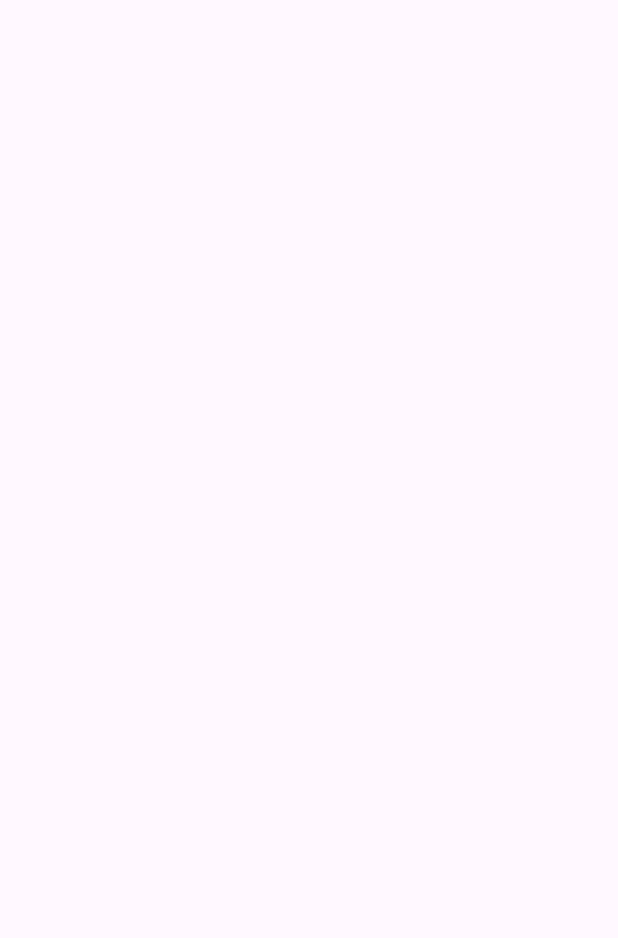
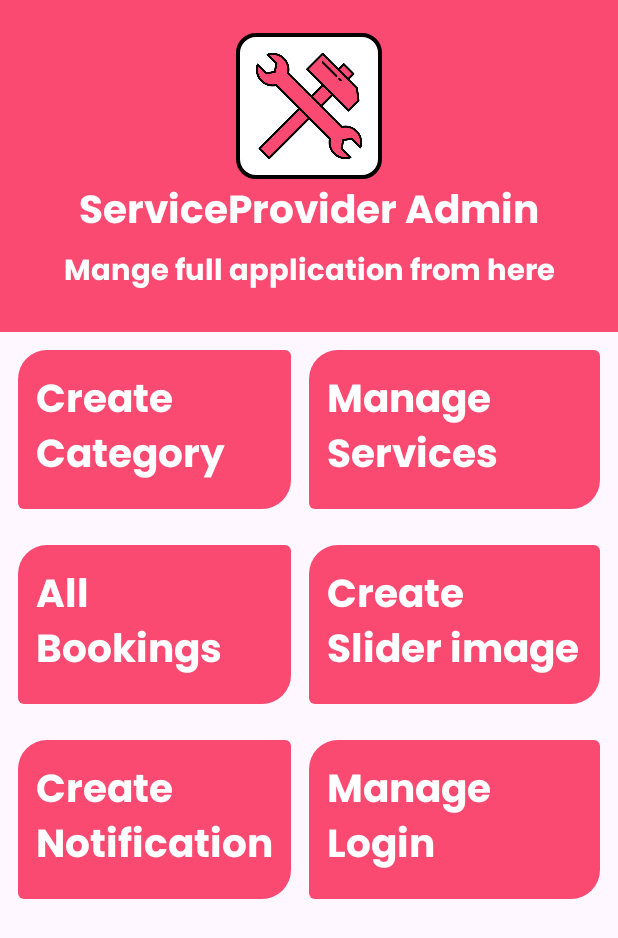
Before and after one commit to Amaan778/ServiceProviderAdmin, an Android app: the Dashboard screen opened directly, with no data from a screen before it, on a phone screen of 412 x 824 dp. Before the commit the part shown is empty. Shown: the top 938 px of the screen. Run offline under Robolectric (Android 15) with nearby library versions, the phone set to English and light mode, and no system bars; our stand-ins replace sdp/ssp sizes.

Commit message:
ServiceProvider Admin App

```diff
--- a/app/build.gradle.kts
+++ b/app/build.gradle.kts
@@ -1,6 +1,7 @@
 plugins {
     alias(libs.plugins.android.application)
     alias(libs.plugins.kotlin.android)
+    alias(libs.plugins.google.gms.google.services)
 }
 
 android {
@@ -42,6 +43,7 @@ dependencies {
     implementation(libs.material)
     implementation(libs.androidx.activity)
     implementation(libs.androidx.constraintlayout)
+    implementation(libs.firebase.database)
     testImplementation(libs.junit)
     androidTestImplementation(libs.androidx.junit)
     androidTestImplementation(libs.androidx.espresso.core)
--- a/app/src/main/AndroidManifest.xml
+++ b/app/src/main/AndroidManifest.xml
@@ -12,6 +12,9 @@
         android:supportsRtl="true"
         android:theme="@style/Theme.ServiceProviderAdmin"
         tools:targetApi="31">
+        <activity
+            android:name=".Category.CreateCategory"
+            android:exported="false" />
         <activity
             android:name=".Dashboard"
             android:exported="false" />
--- /dev/null
+++ b/app/src/main/java/com/app/serviceprovideradmin/Category/CreateCategory.kt
@@ -0,0 +1,16 @@
+package com.app.serviceprovideradmin.Category
+
+import android.os.Bundle
+import androidx.activity.enableEdgeToEdge
+import androidx.appcompat.app.AppCompatActivity
+import androidx.core.view.ViewCompat
+import androidx.core.view.WindowInsetsCompat
+import com.app.serviceprovideradmin.R
+
+class CreateCategory : AppCompatActivity() {
+    override fun onCreate(savedInstanceState: Bundle?) {
+        super.onCreate(savedInstanceState)
+        setContentView(R.layout.activity_create_category)
+
+    }
+}
--- /dev/null
+++ b/app/src/main/res/drawable/background.xml
@@ -0,0 +1,8 @@
+<?xml version="1.0" encoding="utf-8"?>
+<shape android:shape="rectangle" xmlns:android="http://schemas.android.com/apk/res/android">
+    <solid android:color="@color/themecolor"/>
+    <corners android:topLeftRadius="@dimen/_15sdp"
+        android:topRightRadius="@dimen/_3sdp"
+        android:bottomLeftRadius="@dimen/_3sdp"
+        android:bottomRightRadius="@dimen/_15sdp"/>
+</shape>
--- /dev/null
+++ b/app/src/main/res/layout/activity_create_category.xml
@@ -0,0 +1,10 @@
+<?xml version="1.0" encoding="utf-8"?>
+<androidx.constraintlayout.widget.ConstraintLayout xmlns:android="http://schemas.android.com/apk/res/android"
+    xmlns:app="http://schemas.android.com/apk/res-auto"
+    xmlns:tools="http://schemas.android.com/tools"
+    android:id="@+id/main"
+    android:layout_width="match_parent"
+    android:layout_height="match_parent"
+    tools:context=".Category.CreateCategory">
+
+</androidx.constraintlayout.widget.ConstraintLayout>
--- a/app/src/main/res/layout/activity_dashboard.xml
+++ b/app/src/main/res/layout/activity_dashboard.xml
@@ -1,10 +1,157 @@
 <?xml version="1.0" encoding="utf-8"?>
-<androidx.constraintlayout.widget.ConstraintLayout xmlns:android="http://schemas.android.com/apk/res/android"
+<LinearLayout
+    xmlns:android="http://schemas.android.com/apk/res/android"
     xmlns:app="http://schemas.android.com/apk/res-auto"
     xmlns:tools="http://schemas.android.com/tools"
-    android:id="@+id/main"
+    android:orientation="vertical"
     android:layout_width="match_parent"
     android:layout_height="match_parent"
     tools:context=".Dashboard">
 
-</androidx.constraintlayout.widget.ConstraintLayout>
+    <LinearLayout
+        android:layout_width="match_parent"
+        android:layout_height="@dimen/_170sdp"
+        android:orientation="vertical"
+        android:gravity="center"
+        android:background="@color/themecolor">
+
+        <LinearLayout
+            android:layout_width="@dimen/_75sdp"
+            android:layout_height="@dimen/_75sdp"
+            android:background="@drawable/square">
+
+            <ImageView
+                android:layout_width="wrap_content"
+                android:layout_height="wrap_content"
+                android:src="@drawable/splashservice"
+                android:layout_margin="@dimen/_9sdp"/>
+
+        </LinearLayout>
+
+        <TextView
+            android:layout_width="match_parent"
+            android:layout_height="wrap_content"
+            android:text="ServiceProvider Admin"
+            android:textSize="@dimen/_20sdp"
+            android:gravity="center"
+            android:fontFamily="@font/poppins"
+            android:textColor="@color/white"/>
+
+        <TextView
+            android:layout_width="match_parent"
+            android:layout_height="wrap_content"
+            android:text="Mange full application from here"
+            android:textSize="@dimen/_15sdp"
+            android:fontFamily="@font/poppins"
+            android:textColor="@color/white"
+            android:gravity="center"/>
+
+    </LinearLayout>
+
+    <ScrollView
+        android:layout_width="match_parent"
+        android:layout_height="wrap_content">
+
+        <LinearLayout
+            android:layout_width="match_parent"
+            android:layout_height="wrap_content"
+            android:orientation="vertical">
+
+            <LinearLayout
+                android:layout_width="match_parent"
+                android:layout_height="wrap_content"
+                android:orientation="horizontal"
+                android:layout_margin="@dimen/_9sdp">
+
+                <TextView
+                    android:layout_width="match_parent"
+                    android:layout_height="wrap_content"
+                    android:background="@drawable/background"
+                    android:text="Create Category"
+                    android:layout_marginRight="@dimen/_9sdp"
+                    android:textSize="@dimen/_20sdp"
+                    android:fontFamily="@font/poppins"
+                    android:textColor="@color/white"
+                    android:padding="@dimen/_9sdp"
+                    android:layout_weight="1"/>
+
+                <TextView
+                    android:layout_width="match_parent"
+                    android:layout_height="wrap_content"
+                    android:background="@drawable/background"
+                    android:text="Manage Services"
+                    android:textSize="@dimen/_20sdp"
+                    android:fontFamily="@font/poppins"
+                    android:textColor="@color/white"
+                    android:padding="@dimen/_9sdp"
+                    android:layout_weight="1"/>
+
+            </LinearLayout>
+
+            <LinearLayout
+                android:layout_width="match_parent"
+                android:layout_height="wrap_content"
+                android:orientation="horizontal"
+                android:layout_margin="@dimen/_9sdp">
+
+                <TextView
+                    android:layout_width="match_parent"
+                    android:layout_height="wrap_content"
+                    android:background="@drawable/background"
+                    android:text="All Bookings"
+                    android:layout_marginRight="@dimen/_9sdp"
+                    android:textSize="@dimen/_20sdp"
+                    android:fontFamily="@font/poppins"
+                    android:textColor="@color/white"
+                    android:padding="@dimen/_9sdp"
+                    android:layout_weight="1"/>
+
+                <TextView
+                    android:layout_width="match_parent"
+                    android:layout_height="wrap_content"
+                    android:background="@drawable/background"
+                    android:text="Create Slider image"
+                    android:textSize="@dimen/_20sdp"
+                    android:fontFamily="@font/poppins"
+                    android:textColor="@color/white"
+                    android:padding="@dimen/_9sdp"
+                    android:layout_weight="1"/>
+
+            </LinearLayout>
+
+            <LinearLayout
+                android:layout_width="match_parent"
+                android:layout_height="wrap_content"
+                android:orientation="horizontal"
+                android:layout_margin="@dimen/_9sdp">
+
+                <TextView
+                    android:layout_width="match_parent"
+                    android:layout_height="wrap_content"
+                    android:background="@drawable/background"
+                    android:text="Create Notification"
+                    android:layout_marginRight="@dimen/_9sdp"
+                    android:textSize="@dimen/_20sdp"
+                    android:fontFamily="@font/poppins"
+                    android:textColor="@color/white"
+                    android:padding="@dimen/_9sdp"
+                    android:layout_weight="1"/>
+
+                <TextView
+                    android:layout_width="match_parent"
+                    android:layout_height="wrap_content"
+                    android:background="@drawable/background"
+                    android:text="Manage Login"
+                    android:textSize="@dimen/_20sdp"
+                    android:fontFamily="@font/poppins"
+                    android:textColor="@color/white"
+                    android:padding="@dimen/_9sdp"
+                    android:layout_weight="1"/>
+
+            </LinearLayout>
+
+        </LinearLayout>
+
+    </ScrollView>
+
+</LinearLayout>
--- a/build.gradle.kts
+++ b/build.gradle.kts
@@ -2,4 +2,5 @@
 plugins {
     alias(libs.plugins.android.application) apply false
     alias(libs.plugins.kotlin.android) apply false
+    alias(libs.plugins.google.gms.google.services) apply false
 }
--- a/gradle/libs.versions.toml
+++ b/gradle/libs.versions.toml
@@ -9,6 +9,8 @@ appcompat = "1.7.0"
 material = "1.12.0"
 activity = "1.10.0"
 constraintlayout = "2.2.0"
+googleGmsGoogleServices = "4.4.2"
+firebaseDatabase = "21.0.0"
 
 [libraries]
 androidx-core-ktx = { group = "androidx.core", name = "core-ktx", version.ref = "coreKtx" }
@@ -19,7 +21,9 @@ androidx-appcompat = { group = "androidx.appcompat", name = "appcompat", version
 material = { group = "com.google.android.material", name = "material", version.ref = "material" }
 androidx-activity = { group = "androidx.activity", name = "activity", version.ref = "activity" }
 androidx-constraintlayout = { group = "androidx.constraintlayout", name = "constraintlayout", version.ref = "constraintlayout" }
+firebase-database = { group = "com.google.firebase", name = "firebase-database", version.ref = "firebaseDatabase" }
 
 [plugins]
 android-application = { id = "com.android.application", version.ref = "agp" }
 kotlin-android = { id = "org.jetbrains.kotlin.android", version.ref = "kotlin" }
+google-gms-google-services = { id = "com.google.gms.google-services", version.ref = "googleGmsGoogleServices" }
```
Also changed, not shown: 1 other file.
